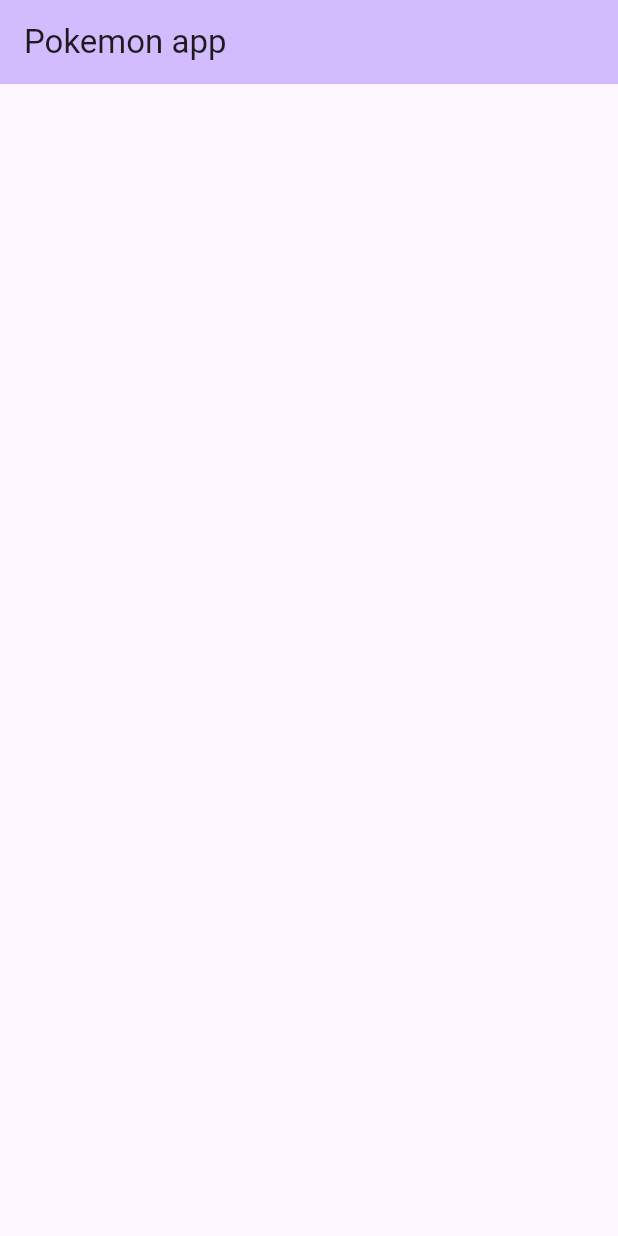
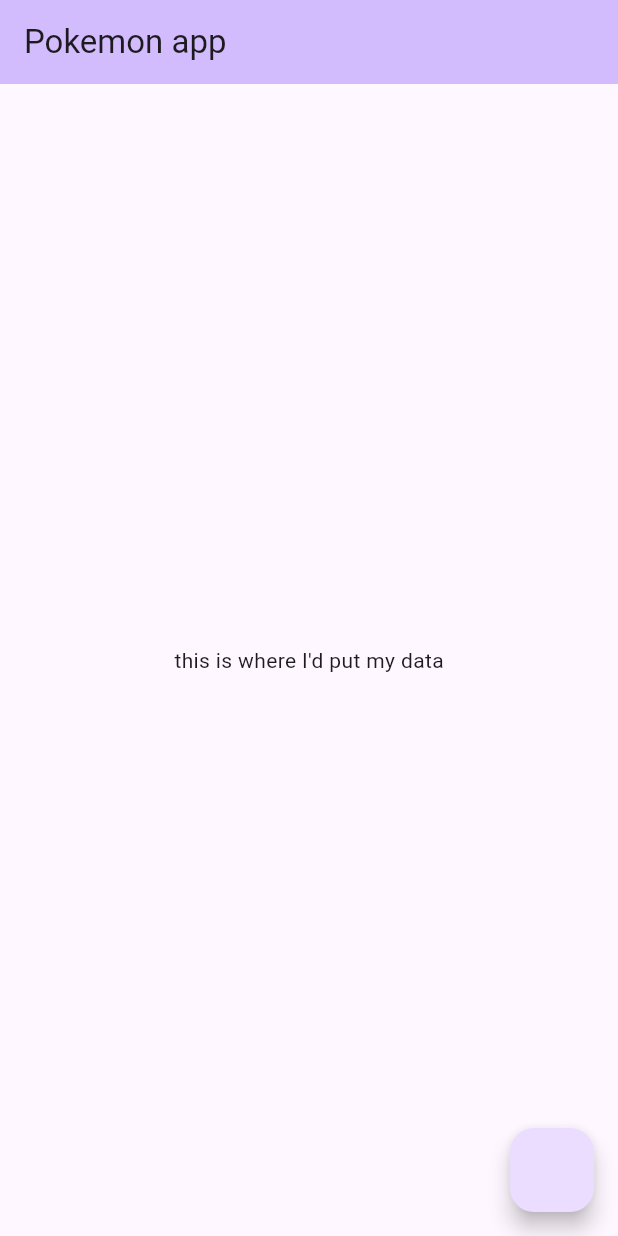
Before and after one commit to NikitaDakuko/PokemonApp, a Flutter app: the screen it shows after launch, on a phone screen of 412 x 824 dp. Run offline on Flutter 3.47's test engine with Material 3 defaults, Android fonts, the phone set to English and light mode, and no system bars.

Commit message:
JSON fetch and parse

```diff
--- a/lib/Entity/pokemon.dart
+++ b/lib/Entity/pokemon.dart
@@ -1,12 +1,22 @@
 import 'enum_poke_type.dart';
 
 class Pokemon {
-  Pokemon(this.id, this.name, this.types, this.weight, this.height);
+  Pokemon({
+    required this.name,
+    required this.weight,
+    this.types,
+    required this.height});
 
   String name;
-  int id;
-  List<PokeType> types;
+  List<PokeType>? types;
   int weight;
   int height;
 
+  factory Pokemon.fromJson(Map<String, dynamic> json) {
+    return Pokemon(
+        name: json['name'],
+        //types: json['types.type'],
+        weight: json['weight'],
+        height: json['height']);
+  }
 }
--- a/lib/View/home_page.dart
+++ b/lib/View/home_page.dart
@@ -1,4 +1,6 @@
 import 'package:flutter/material.dart';
+import 'package:pokemon_application/Interactor/pokemon_interactor.dart';
+import 'package:pokemon_application/Presenter/pokemon_presenter.dart';
 
 class MyHomePage extends StatefulWidget {
   const MyHomePage({super.key, required this.title});
@@ -9,22 +11,30 @@ class MyHomePage extends StatefulWidget {
 }
 
 class _MyHomePageState extends State<MyHomePage> {
+  late Widget pm = const Text("this is where I'd put my data");
 
+  void _getPokemon(context) async{
+    pm = await PokemonPresenter(pokemonInteractor: PokemonInteractor(), context: context).pokemonlist();
+    setState(() {});
+  }
 
   @override
   Widget build(BuildContext context) {
-
-
     return Scaffold(
       appBar: AppBar(
         backgroundColor: Theme.of(context).colorScheme.inversePrimary,
         title: Text(widget.title),
       ),
-      body: const Center(
+      body: Center(
         child: Column(
           mainAxisAlignment: MainAxisAlignment.center,
-          children: [],
+          children: [
+            pm,
+          ],
         ),
+      ),
+      floatingActionButton: FloatingActionButton(
+        onPressed: () => _getPokemon(context),
       ),
     );
   }
```
Also changed, not shown: lib/Interactor/pokemon_interactor.dart (+23 -3 lines), lib/Presenter/pokemon_presenter.dart (+38 -3 lines).
